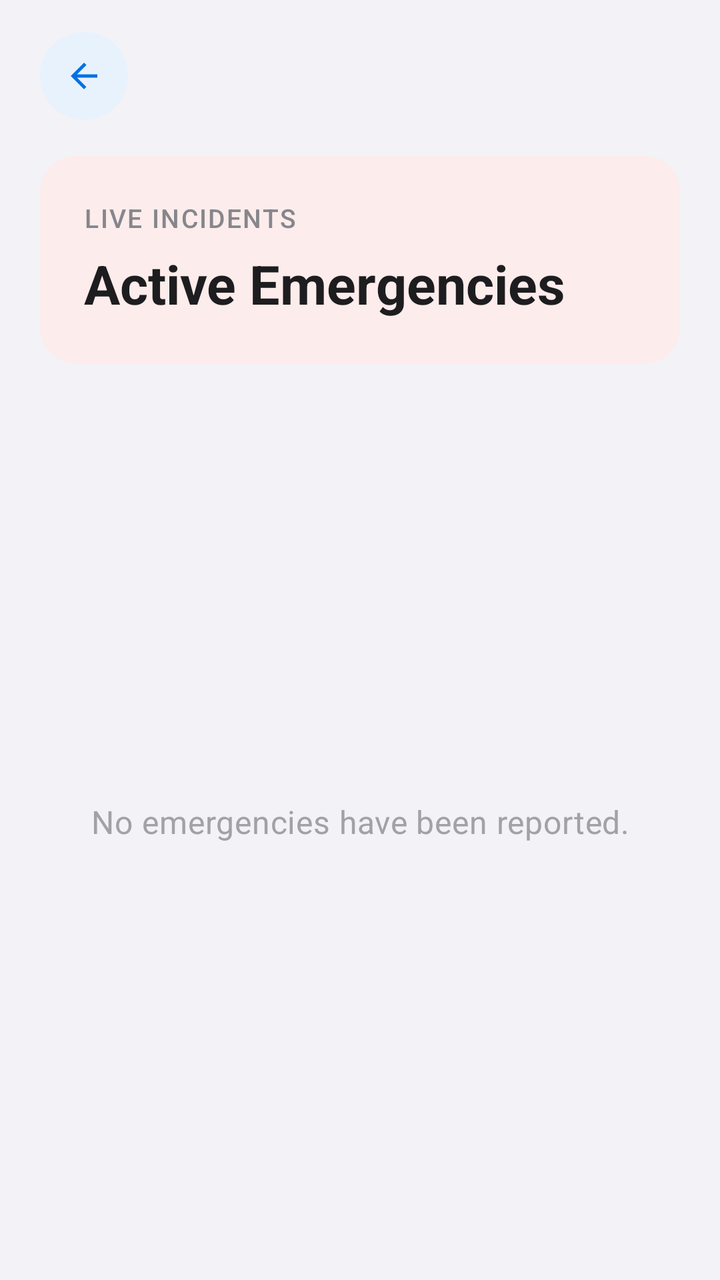
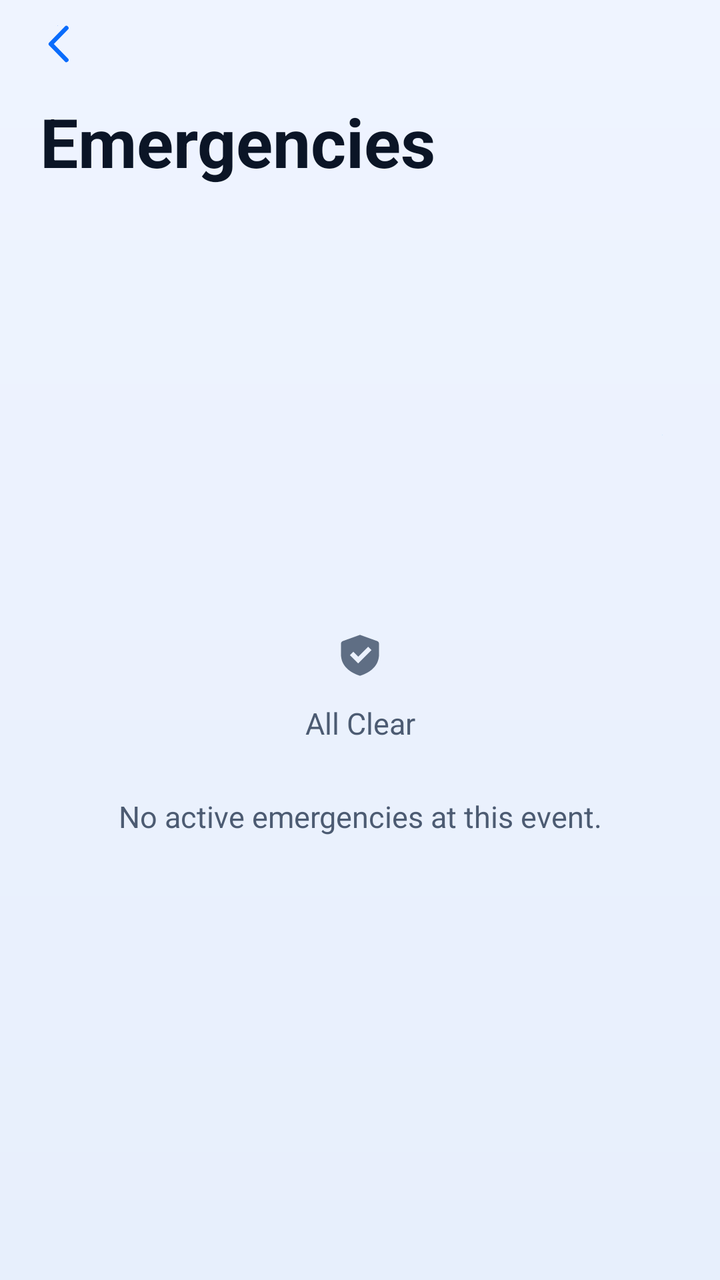

An Android layout rendered at two revisions. The XML below is the earlier revision; the diff shows what the commit changed to produce the second picture.
<!-- AndroidManifest.xml: application theme Theme.FirstLink -->
<!-- res/layout/staff_view_emergencies.xml -->
<?xml version="1.0" encoding="utf-8"?>
<androidx.constraintlayout.widget.ConstraintLayout
    xmlns:android="http://schemas.android.com/apk/res/android"
    xmlns:app="http://schemas.android.com/apk/res-auto"
    android:id="@+id/staff_view_emergencies"
    android:layout_width="match_parent"
    android:layout_height="match_parent"
    android:background="@color/surface">

    <ImageButton
        android:id="@+id/back_button"
        style="@style/Widget.FirstLink.BackButton"
        android:layout_width="44dp"
        android:layout_height="44dp"
        android:layout_marginStart="20dp"
        android:layout_marginTop="16dp"
        android:contentDescription="Back"
        android:src="@drawable/ic_back"
        app:layout_constraintStart_toStartOf="parent"
        app:layout_constraintTop_toTopOf="parent" />

    
    <LinearLayout
        android:id="@+id/emergencies_header_card"
        style="@style/Widget.FirstLink.HeaderCard.Danger"
        android:layout_width="0dp"
        android:layout_height="wrap_content"
        android:layout_marginStart="20dp"
        android:layout_marginTop="18dp"
        android:layout_marginEnd="20dp"
        android:orientation="vertical"
        android:padding="22dp"
        app:layout_constraintEnd_toEndOf="parent"
        app:layout_constraintStart_toStartOf="parent"
        app:layout_constraintTop_toBottomOf="@id/back_button">

        <TextView
            style="@style/TextAppearance.FirstLink.Eyebrow"
            android:layout_width="wrap_content"
            android:layout_height="wrap_content"
            android:text="Live incidents"
            android:textColor="@color/on_gradient_muted" />

        <TextView
            android:id="@+id/staff_view_emergency_title"
            style="@style/TextAppearance.FirstLink.Hero"
            android:layout_width="wrap_content"
            android:layout_height="wrap_content"
            android:layout_marginTop="6dp"
            android:text="Active Emergencies"
            android:textSize="27sp" />
    </LinearLayout>

    <TextView
        android:id="@+id/emergencies_empty_state"
        style="@style/TextAppearance.FirstLink.PageSubtitle"
        android:layout_width="0dp"
        android:layout_height="wrap_content"
        android:layout_marginStart="32dp"
        android:layout_marginEnd="32dp"
        android:gravity="center"
        android:text="No emergencies have been reported."
        android:textColor="@color/text_hint"
        android:textSize="16sp"
        app:layout_constraintBottom_toBottomOf="parent"
        app:layout_constraintEnd_toEndOf="parent"
        app:layout_constraintStart_toStartOf="parent"
        app:layout_constraintTop_toBottomOf="@id/emergencies_header_card" />

    <androidx.recyclerview.widget.RecyclerView
        android:id="@+id/emergencies_recycler_view"
        android:layout_width="0dp"
        android:layout_height="0dp"
        android:layout_marginTop="6dp"
        android:clipToPadding="false"
        android:paddingStart="20dp"
        android:paddingEnd="20dp"
        android:paddingBottom="24dp"
        app:layout_constraintBottom_toBottomOf="parent"
        app:layout_constraintEnd_toEndOf="parent"
        app:layout_constraintStart_toStartOf="parent"
        app:layout_constraintTop_toBottomOf="@id/emergencies_header_card" />

</androidx.constraintlayout.widget.ConstraintLayout>
<!-- resources referenced by this layout -->
<resources>
  <color name="on_gradient_muted">#86868B</color>
  <color name="surface">#F2F2F7</color>
  <color name="text_hint">#A1A1A6</color>
  <!-- drawable ic_back (drawable) -->
  <vector xmlns:android="http://schemas.android.com/apk/res/android"
      android:width="24dp"
      android:height="24dp"
      android:viewportWidth="24"
      android:viewportHeight="24"
      android:tint="#111827">
      <path
          android:fillColor="#FFFFFF"
          android:pathData="M20,11H7.83l5.59,-5.59L12,4l-8,8 8,8 1.41,-1.41L7.83,13H20v-2z" />
  </vector>
  <style name="TextAppearance.FirstLink.Eyebrow" parent="TextAppearance.Material3.LabelSmall">
          <item name="android:textSize">13sp</item>
          <item name="android:fontFamily">sans-serif-medium</item>
          <item name="android:letterSpacing">0.06</item>
          <item name="android:textAllCaps">true</item>
      </style>
  <style name="TextAppearance.FirstLink.Hero" parent="TextAppearance.Material3.HeadlineMedium">
          <item name="android:textSize">34sp</item>
          <item name="android:textStyle">bold</item>
          <item name="android:textColor">@color/on_gradient</item>
          <item name="android:lineSpacingMultiplier">1.1</item>
      </style>
  <style name="TextAppearance.FirstLink.PageSubtitle" parent="TextAppearance.Material3.BodyMedium">
          <item name="android:textSize">17sp</item>
          <item name="android:textColor">@color/text_secondary</item>
          <item name="android:lineSpacingMultiplier">1.45</item>
      </style>
  <style name="Widget.FirstLink.BackButton" parent="">
          <item name="android:background">@drawable/bg_circle_brand_soft</item>
          <item name="android:foreground">?attr/selectableItemBackgroundBorderless</item>
          <item name="android:padding">12dp</item>
          <item name="android:scaleType">fitCenter</item>
          <item name="android:tint">@color/brand_primary</item>
      </style>
  <style name="Widget.FirstLink.HeaderCard.Danger">
          <item name="android:background">@drawable/bg_header_danger</item>
      </style>
  <color name="on_gradient">#1D1D1F</color>
  <color name="text_secondary">#86868B</color>
  <!-- drawable bg_circle_brand_soft (drawable) -->
  <?xml version="1.0" encoding="utf-8"?>
  <shape xmlns:android="http://schemas.android.com/apk/res/android"
      android:shape="oval">
      <solid android:color="@color/brand_primary_container" />
  </shape>
  <color name="brand_primary">#0071E3</color>
  <!-- drawable bg_header_danger (drawable) -->
  <?xml version="1.0" encoding="utf-8"?>
  <shape xmlns:android="http://schemas.android.com/apk/res/android"
      android:shape="rectangle">
      <corners android:radius="18dp" />
      <solid android:color="@color/danger_container" />
  </shape>
  <style name="Base.Theme.FirstLink" parent="Theme.Material3.DayNight.NoActionBar">
          <item name="colorPrimary">@color/brand_primary</item>
          <item name="colorOnPrimary">@color/white</item>
          <item name="colorPrimaryContainer">@color/brand_primary_container</item>
          <item name="colorOnPrimaryContainer">@color/brand_on_primary_container</item>
  
          <item name="colorSecondary">@color/brand_primary</item>
          <item name="colorOnSecondary">@color/white</item>
  
          <item name="colorError">@color/danger</item>
          <item name="colorOnError">@color/white</item>
  
          <item name="android:colorBackground">@color/surface</item>
          <item name="colorOnBackground">@color/text_primary</item>
          <item name="colorSurface">@color/surface</item>
          <item name="colorOnSurface">@color/text_primary</item>
          <item name="colorOutline">@color/border_light</item>
          
          <item name="elevationOverlayEnabled">false</item>
  
          <item name="android:statusBarColor">@color/surface</item>
          <item name="android:navigationBarColor">@color/surface</item>
          <item name="android:windowLightStatusBar">true</item>
  
          <item name="shapeAppearanceSmallComponent">@style/ShapeAppearance.FirstLink.Small</item>
          <item name="shapeAppearanceMediumComponent">@style/ShapeAppearance.FirstLink.Medium</item>
          <item name="shapeAppearanceLargeComponent">@style/ShapeAppearance.FirstLink.Large</item>
  
          
          <item name="materialButtonStyle">@style/Widget.FirstLink.Button.Primary</item>
  
          
          <item name="android:windowAnimationStyle">@style/WindowAnimation.FirstLink</item>
  
          <item name="materialAlertDialogTheme">@style/ThemeOverlay.FirstLink.Dialog</item>
      </style>
  <color name="brand_primary_container">#E8F2FD</color>
  <color name="danger_container">#FDECEC</color>
  <color name="brand_on_primary_container">#0058B8</color>
  <color name="text_primary">#1D1D1F</color>
  <color name="border_light">#E3E3E8</color>
  <style name="ShapeAppearance.FirstLink.Small" parent="ShapeAppearance.Material3.SmallComponent">
          <item name="cornerSize">16dp</item>
      </style>
  <style name="ShapeAppearance.FirstLink.Medium" parent="ShapeAppearance.Material3.MediumComponent">
          <item name="cornerSize">20dp</item>
      </style>
  <style name="ShapeAppearance.FirstLink.Large" parent="ShapeAppearance.Material3.LargeComponent">
          <item name="cornerSize">28dp</item>
      </style>
  <style name="Widget.FirstLink.Button.Primary" parent="Widget.FirstLink.Button">
          <item name="backgroundTint">@color/brand_primary</item>
          <item name="android:textColor">@color/white</item>
          <item name="android:elevation">4dp</item>
          <item name="elevation">4dp</item>
          <item name="android:outlineSpotShadowColor" tools:targetApi="p">@color/brand_glow</item>
          <item name="android:outlineAmbientShadowColor" tools:targetApi="p">@color/brand_glow</item>
      </style>
  <style name="ThemeOverlay.FirstLink.Dialog" parent="ThemeOverlay.Material3.MaterialAlertDialog">
          <item name="colorSurface">@color/dialog_glass_surface</item>
          <item name="colorSurfaceContainerHigh">@color/dialog_glass_surface</item>
          <item name="android:backgroundDimAmount">0.32</item>
          <item name="colorOnSurface">@color/text_primary</item>
          <item name="colorOnSurfaceVariant">@color/text_body</item>
          <item name="shapeAppearanceCornerLarge">@style/ShapeAppearance.FirstLink.Large</item>
          <item name="buttonBarPositiveButtonStyle">@style/Widget.FirstLink.Button.Dialog.Positive</item>
          <item name="buttonBarNegativeButtonStyle">@style/Widget.FirstLink.Button.Dialog.Negative</item>
          <item name="buttonBarNeutralButtonStyle">@style/Widget.FirstLink.Button.Dialog.Negative</item>
      </style>
  <color name="brand_glow">#1D1D1F</color>
  <color name="dialog_glass_surface">#F2FFFFFF</color>
  <color name="text_body">#424245</color>
  <style name="Widget.FirstLink.Button.Dialog.Negative">
          <item name="backgroundTint">@color/glass_fill</item>
          <item name="android:textColor">@color/text_body</item>
          <item name="android:elevation">0dp</item>
          <item name="elevation">0dp</item>
          <item name="rippleColor">@color/glass_ripple</item>
      </style>
  <color name="glass_fill">#E9E9EE</color>
  <color name="glass_ripple">#DEDEE3</color>
  <!-- unchanged entries left out for length: 7 -->
</resources>

<!-- the commit's change to res/layout/staff_view_emergencies.xml (unified diff, before → after) -->
@@ -3,82 +3,71 @@
     xmlns:android="http://schemas.android.com/apk/res/android"
     xmlns:app="http://schemas.android.com/apk/res-auto"
     android:id="@+id/staff_view_emergencies"
+    android:fitsSystemWindows="true"
     android:layout_width="match_parent"
     android:layout_height="match_parent"
-    android:background="@color/surface">
+    android:background="@drawable/bg_page_glass">
 
+    
     <ImageButton
         android:id="@+id/back_button"
-        style="@style/Widget.FirstLink.BackButton"
         android:layout_width="44dp"
         android:layout_height="44dp"
-        android:layout_marginStart="20dp"
-        android:layout_marginTop="16dp"
+        android:layout_marginStart="8dp"
+        android:background="?attr/selectableItemBackgroundBorderless"
         android:contentDescription="Back"
+        android:padding="10dp"
+        android:scaleType="fitCenter"
         android:src="@drawable/ic_back"
+        android:tint="@color/brand_primary"
         app:layout_constraintStart_toStartOf="parent"
         app:layout_constraintTop_toTopOf="parent" />
 
-    
-    <LinearLayout
-        android:id="@+id/emergencies_header_card"
-        style="@style/Widget.FirstLink.HeaderCard.Danger"
+    <TextView
+        android:id="@+id/emergencies_title"
         android:layout_width="0dp"
         android:layout_height="wrap_content"
         android:layout_marginStart="20dp"
-        android:layout_marginTop="18dp"
+        android:layout_marginTop="4dp"
         android:layout_marginEnd="20dp"
-        android:orientation="vertical"
-        android:padding="22dp"
+        android:layout_marginBottom="8dp"
+        android:text="Emergencies"
+        android:textColor="@color/text_primary"
+        android:textSize="34sp"
+        android:textStyle="bold"
         app:layout_constraintEnd_toEndOf="parent"
         app:layout_constraintStart_toStartOf="parent"
-        app:layout_constraintTop_toBottomOf="@id/back_button">
-
-        <TextView
-            style="@style/TextAppearance.FirstLink.Eyebrow"
-            android:layout_width="wrap_content"
-            android:layout_height="wrap_content"
-            android:text="Live incidents"
-            android:textColor="@color/on_gradient_muted" />
-
-        <TextView
-            android:id="@+id/staff_view_emergency_title"
-            style="@style/TextAppearance.FirstLink.Hero"
-            android:layout_width="wrap_content"
-            android:layout_height="wrap_content"
-            android:layout_marginTop="6dp"
-            android:text="Active Emergencies"
-            android:textSize="27sp" />
-    </LinearLayout>
-
-    <TextView
-        android:id="@+id/emergencies_empty_state"
-        style="@style/TextAppearance.FirstLink.PageSubtitle"
-        android:layout_width="0dp"
-        android:layout_height="wrap_content"
-        android:layout_marginStart="32dp"
-        android:layout_marginEnd="32dp"
-        android:gravity="center"
-        android:text="No emergencies have been reported."
-        android:textColor="@color/text_hint"
-        android:textSize="16sp"
-        app:layout_constraintBottom_toBottomOf="parent"
-        app:layout_constraintEnd_toEndOf="parent"
-        app:layout_constraintStart_toStartOf="parent"
-        app:layout_constraintTop_toBottomOf="@id/emergencies_header_card" />
+        app:layout_constraintTop_toBottomOf="@id/back_button" />
 
     <androidx.recyclerview.widget.RecyclerView
         android:id="@+id/emergencies_recycler_view"
         android:layout_width="0dp"
         android:layout_height="0dp"
-        android:layout_marginTop="6dp"
         android:clipToPadding="false"
-        android:paddingStart="20dp"
-        android:paddingEnd="20dp"
-        android:paddingBottom="24dp"
+        android:paddingBottom="40dp"
         app:layout_constraintBottom_toBottomOf="parent"
         app:layout_constraintEnd_toEndOf="parent"
         app:layout_constraintStart_toStartOf="parent"
-        app:layout_constraintTop_toBottomOf="@id/emergencies_header_card" />
+        app:layout_constraintTop_toBottomOf="@id/emergencies_title" />
+
+    
+    <TextView
+        android:id="@+id/emergencies_empty_state"
+        android:layout_width="0dp"
+        android:layout_height="wrap_content"
+        android:layout_marginStart="40dp"
+        android:layout_marginEnd="40dp"
+        android:drawableTop="@drawable/ic_sf_checkmark_shield_fill"
+        android:drawablePadding="12dp"
+        android:drawableTint="@color/text_hint"
+        android:gravity="center"
+        android:lineSpacingMultiplier="1.3"
+        android:text="All Clear\n\nNo active emergencies at this event."
+        android:textColor="@color/text_secondary"
+        android:textSize="15sp"
+        app:layout_constraintBottom_toBottomOf="parent"
+        app:layout_constraintEnd_toEndOf="parent"
+        app:layout_constraintStart_toStartOf="parent"
+        app:layout_constraintTop_toBottomOf="@id/emergencies_title" />
 
 </androidx.constraintlayout.widget.ConstraintLayout>
<!-- resource entries referenced after the edit -->
@@ -1,62 +1,88 @@
 <!-- resources referenced by this layout -->
 <resources>
-  <color name="on_gradient_muted">#86868B</color>
-  <color name="surface">#F2F2F7</color>
-  <color name="text_hint">#A1A1A6</color>
+  <color name="surface">#EFF4FF</color>
+  <color name="text_hint">#5F6E84</color>
   <!-- drawable ic_back (drawable) -->
   <vector xmlns:android="http://schemas.android.com/apk/res/android"
       android:width="24dp"
       android:height="24dp"
       android:viewportWidth="24"
-      android:viewportHeight="24"
-      android:tint="#111827">
+      android:viewportHeight="24">
+      <path
+          android:fillColor="#00000000"
+          android:strokeColor="#FFFFFF"
+          android:strokeWidth="2.2"
+          android:strokeLineCap="round"
+          android:strokeLineJoin="round"
+          android:pathData="M15.2,4 L7.4,12 L15.2,20" />
+  </vector>
+  <!-- drawable ic_sf_checkmark_shield_fill (drawable) -->
+  <vector xmlns:android="http://schemas.android.com/apk/res/android"
+      android:width="24dp"
+      android:height="24dp"
+      android:viewportWidth="24"
+      android:viewportHeight="24">
       <path
           android:fillColor="#FFFFFF"
-          android:pathData="M20,11H7.83l5.59,-5.59L12,4l-8,8 8,8 1.41,-1.41L7.83,13H20v-2z" />
+          android:fillType="evenOdd"
+          android:pathData="M12,2.10 L20.60,5.20 C21.16,5.40 21.50,5.92 21.50,6.50 V11.90 c0,5.02 -3.50,8.66 -9.15,10.55 c-0.23,0.07 -0.47,0.07 -0.70,0 C6.00,20.56 2.50,16.92 2.50,11.90 V6.50 c0,-0.58 0.34,-1.10 0.90,-1.30 Z M11.10,16.40 L6.95,12.25 L8.65,10.55 L11.10,13.00 L16.05,8.05 L17.75,9.75 Z" />
   </vector>
-  <style name="TextAppearance.FirstLink.Eyebrow" parent="TextAppearance.Material3.LabelSmall">
-          <item name="android:textSize">13sp</item>
-          <item name="android:fontFamily">sans-serif-medium</item>
-          <item name="android:letterSpacing">0.06</item>
-          <item name="android:textAllCaps">true</item>
-      </style>
-  <style name="TextAppearance.FirstLink.Hero" parent="TextAppearance.Material3.HeadlineMedium">
-          <item name="android:textSize">34sp</item>
-          <item name="android:textStyle">bold</item>
-          <item name="android:textColor">@color/on_gradient</item>
-          <item name="android:lineSpacingMultiplier">1.1</item>
-      </style>
-  <style name="TextAppearance.FirstLink.PageSubtitle" parent="TextAppearance.Material3.BodyMedium">
-          <item name="android:textSize">17sp</item>
-          <item name="android:textColor">@color/text_secondary</item>
-          <item name="android:lineSpacingMultiplier">1.45</item>
-      </style>
-  <style name="Widget.FirstLink.BackButton" parent="">
-          <item name="android:background">@drawable/bg_circle_brand_soft</item>
-          <item name="android:foreground">?attr/selectableItemBackgroundBorderless</item>
-          <item name="android:padding">12dp</item>
-          <item name="android:scaleType">fitCenter</item>
-          <item name="android:tint">@color/brand_primary</item>
-      </style>
-  <style name="Widget.FirstLink.HeaderCard.Danger">
-          <item name="android:background">@drawable/bg_header_danger</item>
-      </style>
-  <color name="on_gradient">#1D1D1F</color>
-  <color name="text_secondary">#86868B</color>
-  <!-- drawable bg_circle_brand_soft (drawable) -->
+  <color name="page_bottom">#E7EFFC</color>
+  <color name="page_top">#EFF4FF</color>
+  <color name="bloom_brand_clear">#000A6CFC</color>
+  <color name="bloom_brand">#4D0A6CFC</color>
+  <color name="bloom_sky_clear">#0000A3FF</color>
+  <color name="bloom_sky">#4700A3FF</color>
+  <color name="bloom_white_clear">#00FFFFFF</color>
+  <color name="bloom_white">#B3FFFFFF</color>
+  <color name="text_secondary">#4C5B72</color>
+  <!-- drawable bg_page_glass (drawable) -->
   <?xml version="1.0" encoding="utf-8"?>
-  <shape xmlns:android="http://schemas.android.com/apk/res/android"
-      android:shape="oval">
-      <solid android:color="@color/brand_primary_container" />
-  </shape>
-  <color name="brand_primary">#0071E3</color>
-  <!-- drawable bg_header_danger (drawable) -->
-  <?xml version="1.0" encoding="utf-8"?>
-  <shape xmlns:android="http://schemas.android.com/apk/res/android"
-      android:shape="rectangle">
-      <corners android:radius="18dp" />
-      <solid android:color="@color/danger_container" />
-  </shape>
+  <layer-list xmlns:android="http://schemas.android.com/apk/res/android">
+      <item>
+          <shape android:shape="rectangle">
+              <gradient
+                  android:angle="270"
+                  android:endColor="@color/page_bottom"
+                  android:startColor="@color/page_top"
+                  android:type="linear" />
+          </shape>
+      </item>
+      <item>
+          <shape android:shape="rectangle">
+              <gradient
+                  android:centerX="0.08"
+                  android:centerY="0.02"
+                  android:endColor="@color/bloom_brand_clear"
+                  android:gradientRadius="0.78"
+                  android:startColor="@color/bloom_brand"
+                  android:type="radial" />
+          </shape>
+      </item>
+      <item>
+          <shape android:shape="rectangle">
+              <gradient
+                  android:centerX="0.92"
+                  android:centerY="0.34"
+                  android:endColor="@color/bloom_sky_clear"
+                  android:gradientRadius="0.7"
+                  android:startColor="@color/bloom_sky"
+                  android:type="radial" />
+          </shape>
+      </item>
+      <item>
+          <shape android:shape="rectangle">
+              <gradient
+                  android:centerX="0.2"
+                  android:centerY="0.96"
+                  android:endColor="@color/bloom_white_clear"
+                  android:gradientRadius="0.58"
+                  android:startColor="@color/bloom_white"
+                  android:type="radial" />
+          </shape>
+      </item>
+  </layer-list>
+  <color name="brand_primary">#0A6CFC</color>
   <style name="Base.Theme.FirstLink" parent="Theme.Material3.DayNight.NoActionBar">
           <item name="colorPrimary">@color/brand_primary</item>
           <item name="colorOnPrimary">@color/white</item>
@@ -77,8 +103,12 @@
           
           <item name="elevationOverlayEnabled">false</item>
   
-          <item name="android:statusBarColor">@color/surface</item>
-          <item name="android:navigationBarColor">@color/surface</item>
+          
+          <item name="android:windowBackground">@drawable/bg_page_glass</item>
+  
+          
+          <item name="android:statusBarColor">@color/page_top</item>
+          <item name="android:navigationBarColor">@color/page_bottom</item>
           <item name="android:windowLightStatusBar">true</item>
   
           <item name="shapeAppearanceSmallComponent">@style/ShapeAppearance.FirstLink.Small</item>
@@ -89,36 +119,42 @@
           <item name="materialButtonStyle">@style/Widget.FirstLink.Button.Primary</item>
   
           
+          <item name="android:colorControlNormal">@color/text_secondary</item>
+          <item name="android:colorControlActivated">@color/brand_primary</item>
+          <item name="colorControlNormal">@color/text_secondary</item>
+          <item name="colorControlActivated">@color/brand_primary</item>
+          <item name="android:textColorHighlight">@color/brand_primary_container</item>
+  
+          
           <item name="android:windowAnimationStyle">@style/WindowAnimation.FirstLink</item>
   
           <item name="materialAlertDialogTheme">@style/ThemeOverlay.FirstLink.Dialog</item>
       </style>
-  <color name="brand_primary_container">#E8F2FD</color>
-  <color name="danger_container">#FDECEC</color>
-  <color name="brand_on_primary_container">#0058B8</color>
-  <color name="text_primary">#1D1D1F</color>
-  <color name="border_light">#E3E3E8</color>
+  <color name="brand_primary_container">#240A6CFC</color>
+  <color name="brand_on_primary_container">#0B47B0</color>
+  <color name="text_primary">#0B1526</color>
+  <color name="border_light">#26355C8C</color>
   <style name="ShapeAppearance.FirstLink.Small" parent="ShapeAppearance.Material3.SmallComponent">
-          <item name="cornerSize">16dp</item>
+          <item name="cornerSize">18dp</item>
       </style>
   <style name="ShapeAppearance.FirstLink.Medium" parent="ShapeAppearance.Material3.MediumComponent">
-          <item name="cornerSize">20dp</item>
+          <item name="cornerSize">24dp</item>
       </style>
   <style name="ShapeAppearance.FirstLink.Large" parent="ShapeAppearance.Material3.LargeComponent">
-          <item name="cornerSize">28dp</item>
+          <item name="cornerSize">30dp</item>
       </style>
   <style name="Widget.FirstLink.Button.Primary" parent="Widget.FirstLink.Button">
           <item name="backgroundTint">@color/brand_primary</item>
           <item name="android:textColor">@color/white</item>
-          <item name="android:elevation">4dp</item>
-          <item name="elevation">4dp</item>
+          <item name="android:elevation">6dp</item>
+          <item name="elevation">6dp</item>
           <item name="android:outlineSpotShadowColor" tools:targetApi="p">@color/brand_glow</item>
           <item name="android:outlineAmbientShadowColor" tools:targetApi="p">@color/brand_glow</item>
       </style>
   <style name="ThemeOverlay.FirstLink.Dialog" parent="ThemeOverlay.Material3.MaterialAlertDialog">
           <item name="colorSurface">@color/dialog_glass_surface</item>
           <item name="colorSurfaceContainerHigh">@color/dialog_glass_surface</item>
-          <item name="android:backgroundDimAmount">0.32</item>
+          <item name="android:backgroundDimAmount">0.28</item>
           <item name="colorOnSurface">@color/text_primary</item>
           <item name="colorOnSurfaceVariant">@color/text_body</item>
           <item name="shapeAppearanceCornerLarge">@style/ShapeAppearance.FirstLink.Large</item>
@@ -126,18 +162,21 @@
           <item name="buttonBarNegativeButtonStyle">@style/Widget.FirstLink.Button.Dialog.Negative</item>
           <item name="buttonBarNeutralButtonStyle">@style/Widget.FirstLink.Button.Dialog.Negative</item>
       </style>
-  <color name="brand_glow">#1D1D1F</color>
-  <color name="dialog_glass_surface">#F2FFFFFF</color>
-  <color name="text_body">#424245</color>
+  <color name="brand_glow">#0A6CFC</color>
+  <color name="dialog_glass_surface">#F0F7FAFF</color>
+  <color name="text_body">#33425A</color>
   <style name="Widget.FirstLink.Button.Dialog.Negative">
           <item name="backgroundTint">@color/glass_fill</item>
           <item name="android:textColor">@color/text_body</item>
+          <item name="strokeWidth">1dp</item>
+          <item name="strokeColor">@color/glass_border_strong</item>
           <item name="android:elevation">0dp</item>
           <item name="elevation">0dp</item>
           <item name="rippleColor">@color/glass_ripple</item>
       </style>
-  <color name="glass_fill">#E9E9EE</color>
-  <color name="glass_ripple">#DEDEE3</color>
+  <color name="glass_fill">#A6FFFFFF</color>
+  <color name="glass_border_strong">#59839FC4</color>
+  <color name="glass_ripple">#3D0A6CFC</color>
   <!-- unchanged entries left out for length: 7 -->
 </resources>
 
